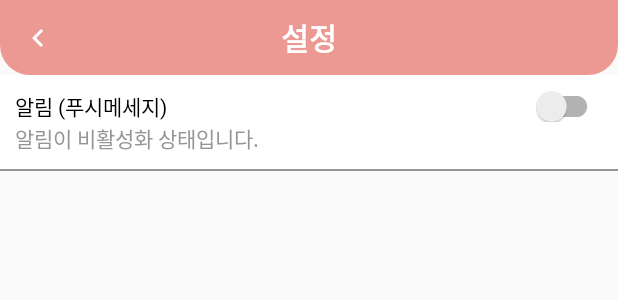
After one commit to JISOO0817/ClothingStore, an Android app: the layout activity_push_setting.xml on its own in the app's theme, with its tools: preview values and no code run, on a phone screen of 412 x 824 dp. The commit adds this screen. Shown: the top 300 px of the screen. Run offline under Robolectric (Android 15) with nearby library versions, the phone set to English and light mode, and no system bars.

Commit message:
fcm 세팅

```diff
--- a/app/src/main/AndroidManifest.xml
+++ b/app/src/main/AndroidManifest.xml
@@ -17,7 +17,8 @@
         android:supportsRtl="true"
         android:theme="@style/AppTheme.NoActionBar"
         android:usesCleartextTraffic="true">
-        <activity android:name=".activities.OrderDetailsSellerActivity"></activity>
+        <activity android:name=".activities.PushSettingActivity"></activity>
+        <activity android:name=".activities.OrderDetailsSellerActivity" />
         <activity android:name=".activities.MarketReviewsActivity" />
         <activity android:name=".activities.WriteReviewActivity" />
         <activity android:name=".activities.OrderDetailsUserActivity" />
--- a/app/src/main/java/com/example/clothingstore/Constants.java
+++ b/app/src/main/java/com/example/clothingstore/Constants.java
@@ -2,7 +2,10 @@
 
 public class Constants {
 
-    //상품 카테고리
+    public static final String FCM_KEY = "AAAATq-9iYU:APA91bG9DOSivZmET9MKh2eqpIy87ogl2j0wt-1BZu2lMYNCKbphZ2Tqq71NO_L07eo2czS38xtoqrA7tjvbvBoD5J_8ZjMXrOAYzsHeRQzQgkQg4Q_EMOKtdovZKlKV9V2Op6YZwfDX";
+    public static final String FCM_TOPIC = "PUSH_NOTIFICATIONS";
+
+   //상품 카테고리
 
     public static final String[] categories = {
             "아우터",
--- a/app/src/main/java/com/example/clothingstore/activities/MarketDetailActivity.java
+++ b/app/src/main/java/com/example/clothingstore/activities/MarketDetailActivity.java
@@ -507,12 +507,12 @@
                     public void onDataChange(@NonNull DataSnapshot snapshot) {
 
                         productsList.clear();
-                        for(DataSnapshot ds:snapshot.getChildren()){
+                        for (DataSnapshot ds : snapshot.getChildren()) {
                             ModelProduct modelProduct = ds.getValue(ModelProduct.class);
                             productsList.add(modelProduct);
                         }
 
-                        adapterProductUser = new AdapterProductUser(MarketDetailActivity.this,productsList);
+                        adapterProductUser = new AdapterProductUser(MarketDetailActivity.this, productsList);
                         productsRv.setAdapter(adapterProductUser);
                     }
 
--- /dev/null
+++ b/app/src/main/res/drawable/ic_setting_white.xml
@@ -0,0 +1,5 @@
+<vector android:height="24dp" android:tint="#FFFFFF"
+    android:viewportHeight="24" android:viewportWidth="24"
+    android:width="24dp" xmlns:android="http://schemas.android.com/apk/res/android">
+    <path android:fillColor="@android:color/white" android:pathData="M19.14,12.94c0.04,-0.3 0.06,-0.61 0.06,-0.94c0,-0.32 -0.02,-0.64 -0.07,-0.94l2.03,-1.58c0.18,-0.14 0.23,-0.41 0.12,-0.61l-1.92,-3.32c-0.12,-0.22 -0.37,-0.29 -0.59,-0.22l-2.39,0.96c-0.5,-0.38 -1.03,-0.7 -1.62,-0.94L14.4,2.81c-0.04,-0.24 -0.24,-0.41 -0.48,-0.41h-3.84c-0.24,0 -0.43,0.17 -0.47,0.41L9.25,5.35C8.66,5.59 8.12,5.92 7.63,6.29L5.24,5.33c-0.22,-0.08 -0.47,0 -0.59,0.22L2.74,8.87C2.62,9.08 2.66,9.34 2.86,9.48l2.03,1.58C4.84,11.36 4.8,11.69 4.8,12s0.02,0.64 0.07,0.94l-2.03,1.58c-0.18,0.14 -0.23,0.41 -0.12,0.61l1.92,3.32c0.12,0.22 0.37,0.29 0.59,0.22l2.39,-0.96c0.5,0.38 1.03,0.7 1.62,0.94l0.36,2.54c0.05,0.24 0.24,0.41 0.48,0.41h3.84c0.24,0 0.44,-0.17 0.47,-0.41l0.36,-2.54c0.59,-0.24 1.13,-0.56 1.62,-0.94l2.39,0.96c0.22,0.08 0.47,0 0.59,-0.22l1.92,-3.32c0.12,-0.22 0.07,-0.47 -0.12,-0.61L19.14,12.94zM12,15.6c-1.98,0 -3.6,-1.62 -3.6,-3.6s1.62,-3.6 3.6,-3.6s3.6,1.62 3.6,3.6S13.98,15.6 12,15.6z"/>
+</vector>
--- /dev/null
+++ b/app/src/main/res/layout/activity_push_setting.xml
@@ -0,0 +1,83 @@
+<?xml version="1.0" encoding="utf-8"?>
+<LinearLayout xmlns:android="http://schemas.android.com/apk/res/android"
+    xmlns:app="http://schemas.android.com/apk/res-auto"
+    xmlns:tools="http://schemas.android.com/tools"
+    android:layout_width="match_parent"
+    android:layout_height="match_parent"
+    android:orientation="vertical"
+    tools:context=".activities.PushSettingActivity">
+
+    <!-- 툴바 -->
+    <RelativeLayout
+        android:layout_width="match_parent"
+        android:layout_height="wrap_content"
+        android:background="@drawable/shape_rect01"
+        android:padding="10dp">
+
+
+        <ImageButton
+            android:id="@+id/backBtn"
+            android:layout_width="30dp"
+            android:layout_height="30dp"
+            android:src="@drawable/ic_back_white"
+            android:background="@null"/>
+
+
+        <!-- 타이틀 -->
+
+        <TextView
+            android:layout_width="wrap_content"
+            android:layout_height="wrap_content"
+            android:text="설정"
+            android:layout_centerHorizontal="true"
+            android:textColor="@color/colorWhite"
+            android:textStyle="bold"
+            android:textSize="20sp"/>
+
+    </RelativeLayout>
+
+    <!-- 스위치 (알림) -->
+
+    <RelativeLayout
+        android:layout_width="match_parent"
+        android:layout_height="wrap_content">
+
+
+        <androidx.appcompat.widget.SwitchCompat
+            android:id="@+id/fcmSwitch"
+            android:layout_width="match_parent"
+            android:layout_height="wrap_content"
+            android:background="@color/colorWhite"
+            android:paddingStart="10dp"
+            android:paddingLeft="10dp"
+            android:paddingTop="10dp"
+            android:paddingEnd="10dp"
+            android:text="알림 (푸시메세지)"/>
+
+
+        <TextView
+            android:id="@+id/notiStatusTv"
+            android:layout_width="match_parent"
+            android:layout_height="wrap_content"
+            android:background="@color/colorWhite"
+            android:paddingStart="10dp"
+            android:paddingBottom="10dp"
+            android:paddingLeft="10dp"
+            android:paddingEnd="10dp"
+            android:layout_below="@+id/fcmSwitch"
+            android:text="알림이 비활성화 상태입니다."
+            android:textColor="@color/colorGray02"/>
+
+        <View
+            android:layout_width="match_parent"
+            android:layout_height="1dp"
+            android:background="@color/colorGray02"
+            android:layout_below="@+id/notiStatusTv"/>
+
+
+
+
+    </RelativeLayout>
+
+
+</LinearLayout>
```
Also changed, not shown: app/build.gradle (+5 -4 lines), app/src/main/java/com/example/clothingstore/activities/PushSettingActivity.java (added, +124 -0 lines), app/src/main/java/com/example/clothingstore/activities/SellerActivity.java (+9 -1 lines), app/src/main/java/com/example/clothingstore/activities/UserActivity.java (+9 -1 lines), app/src/main/res/layout/activity_seller.xml (+8 -0 lines), app/src/main/res/layout/activity_user.xml (+8 -0 lines).
